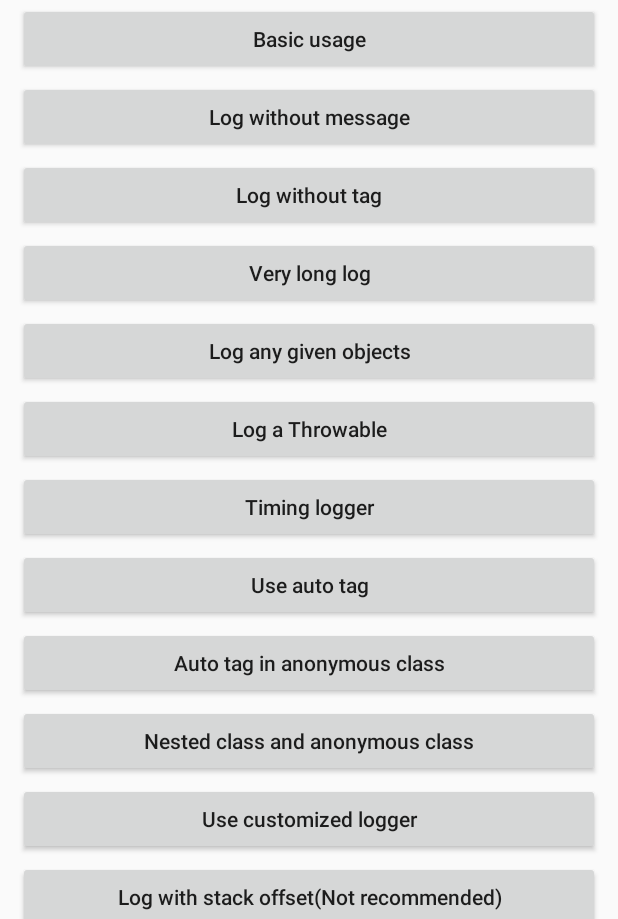
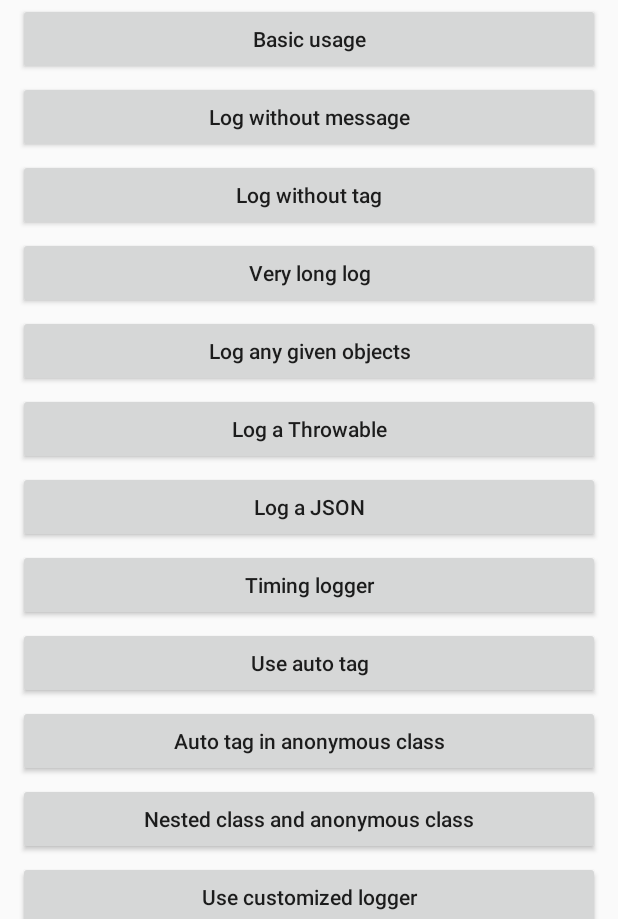
Before and after one commit to JumeiRdGroup/Android-PLog, an Android app: the screen it shows after launch (MainActivity), after a tap on "Log without message", on a phone screen of 412 x 824 dp, the part 317-1236 px from its top. Run offline under Robolectric (Android 15) with nearby library versions, the phone set to English and light mode, and no system bars; our stand-ins replace ButterKnife; 1 other tap on this screen came first.

Commit message:
resolved #9.

```diff
--- a/app/src/main/java/org/mym/prettylog/MainActivity.java
+++ b/app/src/main/java/org/mym/prettylog/MainActivity.java
@@ -8,9 +8,11 @@ import android.view.View;
 import android.widget.TextView;
 import android.widget.Toast;
 
+import org.json.JSONObject;
 import org.mym.plog.PLog;
 import org.mym.plog.config.PLogConfig;
 import org.mym.plog.util.SinglePipeLogger;
+import org.mym.prettylog.data.JSONEntity;
 import org.mym.prettylog.data.User;
 import org.mym.prettylog.wrapper.LogWrapper;
 
@@ -66,9 +68,6 @@ public class MainActivity extends AppCompatActivity {
     @OnClick(R.id.btn_log_empty)
     void logEmpty() {
         PLog.empty();
-        NullPointerException e = new NullPointerException("Test Exception!");
-//        PLog.wtf(e);
-        throw e;
     }
 
     @OnClick(R.id.btn_log_without_tag)
@@ -105,6 +104,11 @@ public class MainActivity extends AppCompatActivity {
     void logThrowable(){
         NullPointerException e = new NullPointerException("This is a sample exception!");
         PLog.w("PLog can log exceptions in all levels, WARN and ERROR is recommended.", e);
+    }
+
+    @OnClick(R.id.btn_log_json)
+    void logJSON(){
+        PLog.json(JSONEntity.DATA);
     }
 
     @OnClick(R.id.btn_timing_logger)
--- a/app/src/main/res/layout/activity_main.xml
+++ b/app/src/main/res/layout/activity_main.xml
@@ -55,6 +55,10 @@
                 style="@style/DemoButton"
                 android:text="@string/btn_log_throwable"/>
 
+            <Button android:id="@+id/btn_log_json"
+                    style="@style/DemoButton"
+                    android:text="@string/btn_log_json" />
+
             <Button
                 android:id="@+id/btn_timing_logger"
                 style="@style/DemoButton"
--- a/app/src/main/res/values/strings.xml
+++ b/app/src/main/res/values/strings.xml
@@ -15,6 +15,7 @@
     <string name="btn_log_long">Very long log</string>
     <string name="btn_log_objects">Log any given objects</string>
     <string name="btn_log_throwable">Log a Throwable</string>
+    <string name="btn_log_json">Log a JSON</string>
     <string name="btn_timing_logger">Timing logger</string>
     <string name="btn_auto_tag">Use auto tag</string>
     <string name="btn_tag_anonymous">Auto tag in anonymous class</string>
```
Also changed, not shown: app/src/main/java/org/mym/prettylog/data/JSONEntity.java (added, +12 -0 lines), plog/src/main/java/org/mym/plog/PLog.java (+24 -0 lines), plog/src/main/java/org/mym/plog/util/ObjectUtil.java (+47 -0 lines).
